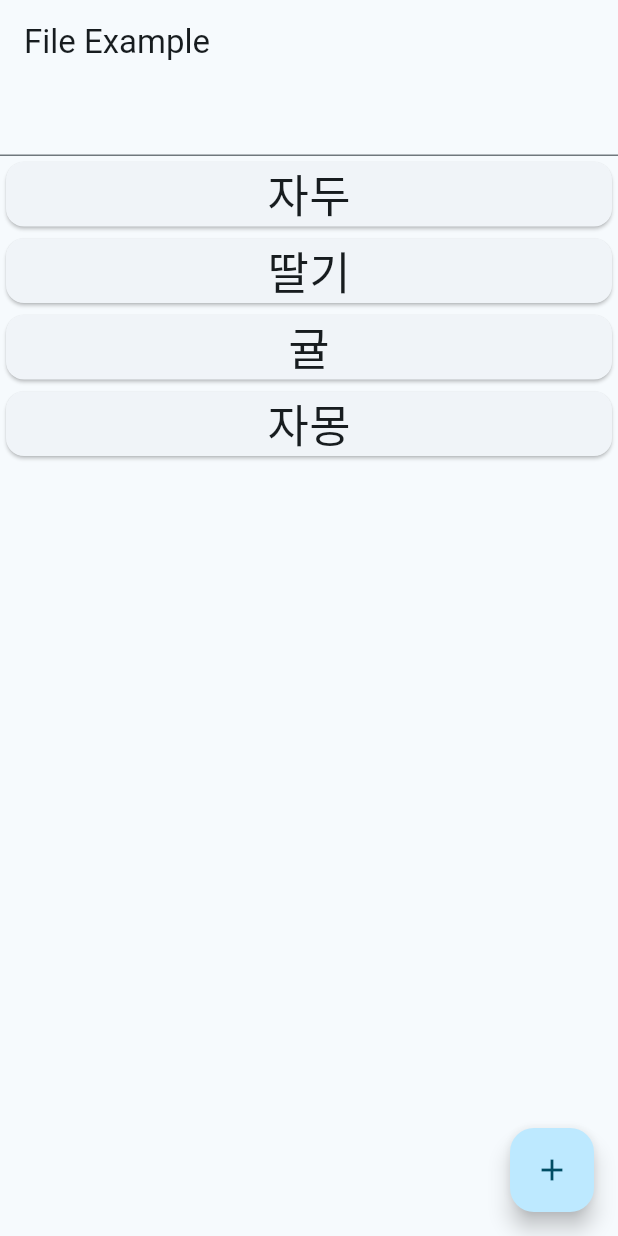
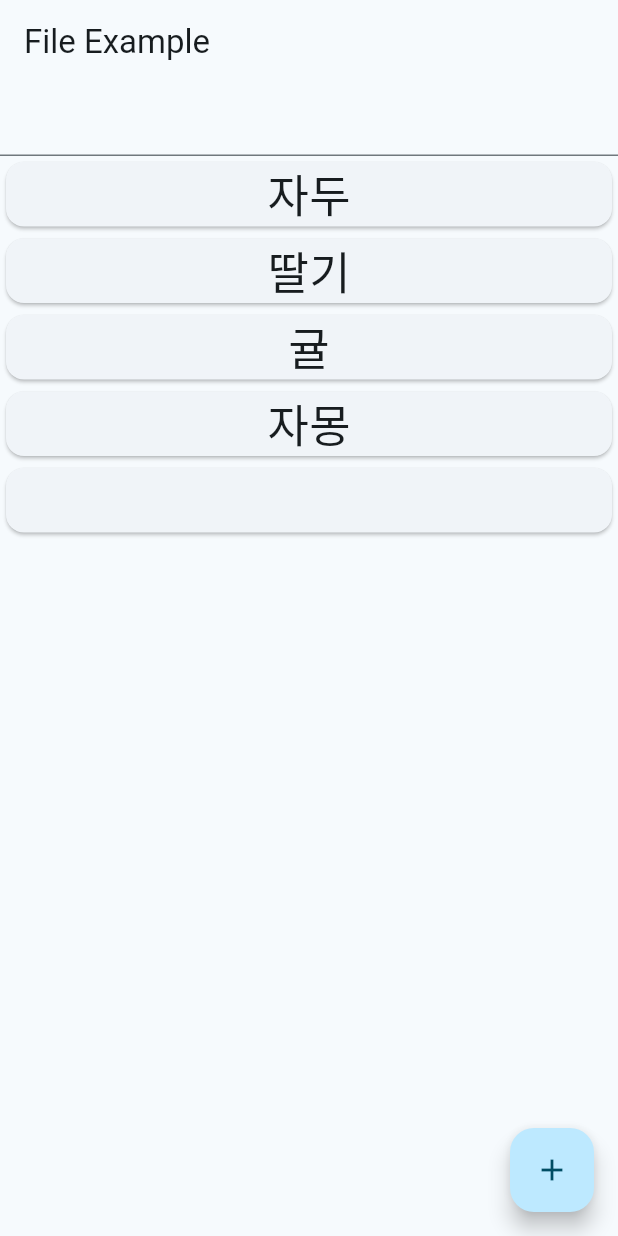
Before and after one commit to Nungdoo/flutter_study, a Flutter app: the FileApp screen opened directly, after a tap on the "add" icon, on a phone screen of 412 x 824 dp. Run offline on Flutter 3.47's test engine with Material 2 defaults, Android fonts, the phone set to English and light mode, and no system bars; our stand-ins replace dio, shared_preferences; accounts and stored records are empty.

Commit message:
add data function

```diff
--- a/lib/09/main_09-2.dart
+++ b/lib/09/main_09-2.dart
@@ -76,6 +76,10 @@ class _FileApp extends State<FileApp> {
       ),
       floatingActionButton: FloatingActionButton(
         onPressed: () {
+          writeFruit(controller.value.text);
+          setState(() {
+            itemList.add(controller.value.text);
+          });
         },
         child: Icon(Icons.add),
       ),
@@ -142,4 +146,11 @@ class _FileApp extends State<FileApp> {
       return itemList;
     }
   }
+
+  void writeFruit(String fruit) async {
+    var dir = await getApplicationDocumentsDirectory();
+    var file = await File(dir.path + '/fruit.txt').readAsString();
+    file = file + '\n' + fruit;
+    File(dir.path + '/fruit.txt').writeAsStringSync(file);
+  }
 }
```
